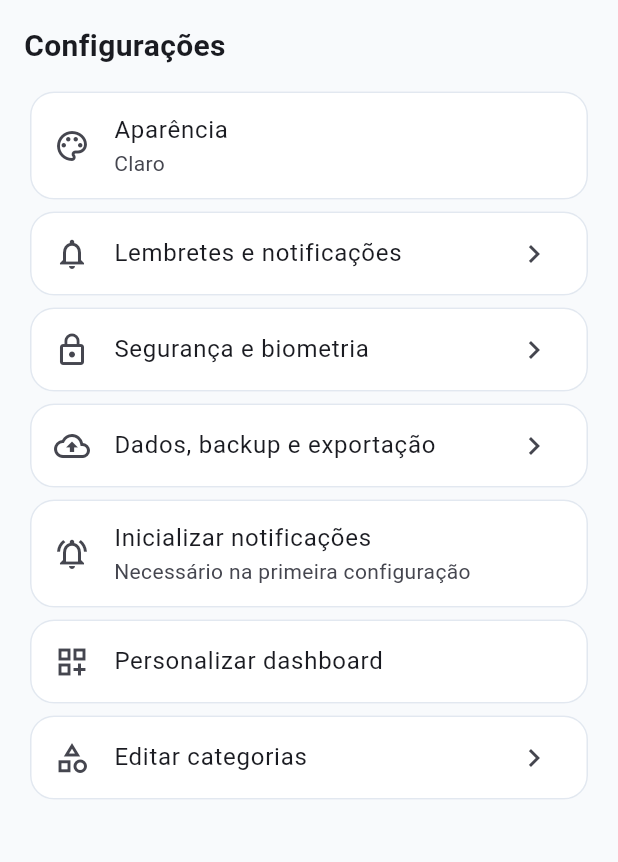
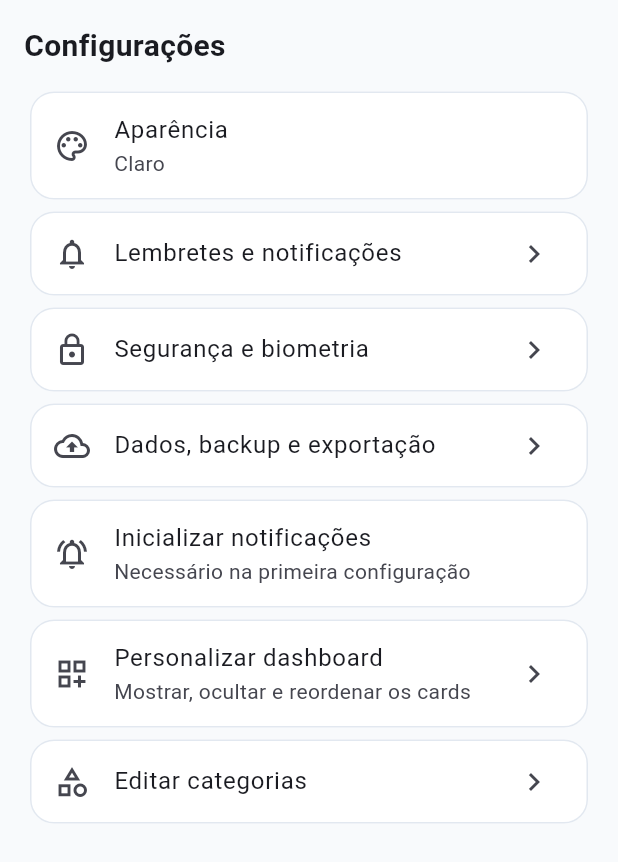
Before and after one commit to xarleta/Xarleta-Finan-as, a Flutter app: the SettingsPageV6 widget shown alone on an empty page, opened directly with empty values, on a phone screen of 412 x 824 dp. Shown: the top 862 px of the screen. Run offline on Flutter 3.47's test engine with Material 3 defaults, Android fonts, the phone set to English and light mode, and no system bars; our stand-ins replace csv, file_picker, fl_chart, flutter_local_notifications, flutter_timezone, local_auth and 5 more; accounts and stored records are empty.

Commit message:
feat(dashboard): aplica personalizacao e ativa item de configuracao
Dashboard renderiza os cards reais conforme ordem e visibilidade salvas, com botao de personalizar no cabecalho e recarga ao retornar. O item 'Personalizar dashboard' em Configuracoes deixa de ser um card sem acao e passa a abrir a tela de personalizacao.

```diff
--- a/lib/features/settings/settings_page_v6.dart
+++ b/lib/features/settings/settings_page_v6.dart
@@ -1,6 +1,7 @@
 import 'package:flutter/material.dart';
 import '../../services/notification_service.dart';
 import '../categories/categories_page.dart';
+import '../dashboard/dashboard_customize_page.dart';
 import 'data_management_page.dart';
 import 'notification_settings_page.dart';
 import 'security_settings_page.dart';
@@ -110,10 +111,18 @@ class SettingsPageV6 extends StatelessWidget {
             ),
           ),
 
-          const Card(
+          Card(
             child: ListTile(
-              leading: Icon(Icons.dashboard_customize_outlined),
-              title: Text('Personalizar dashboard'),
+              leading: const Icon(Icons.dashboard_customize_outlined),
+              title: const Text('Personalizar dashboard'),
+              subtitle: const Text('Mostrar, ocultar e reordenar os cards'),
+              trailing: const Icon(Icons.chevron_right),
+              onTap: () => Navigator.push(
+                context,
+                MaterialPageRoute(
+                  builder: (_) => const DashboardCustomizePage(),
+                ),
+              ),
             ),
           ),
 
```
Also changed, not shown: lib/features/dashboard/dashboard_page.dart (+90 -19 lines).
